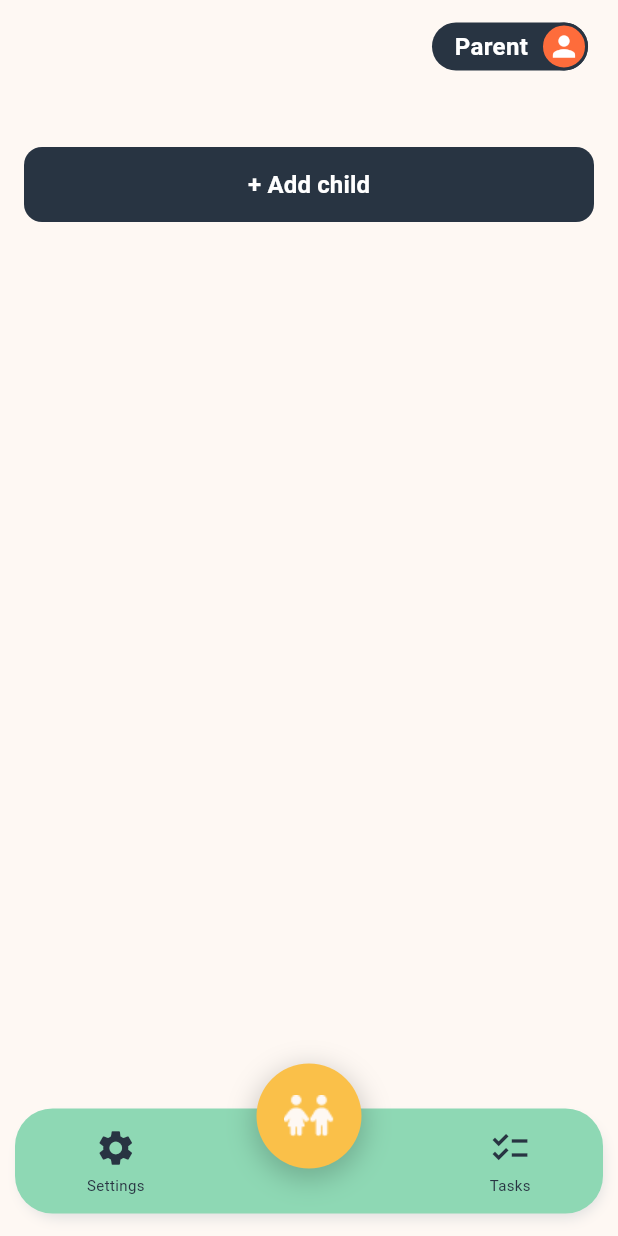
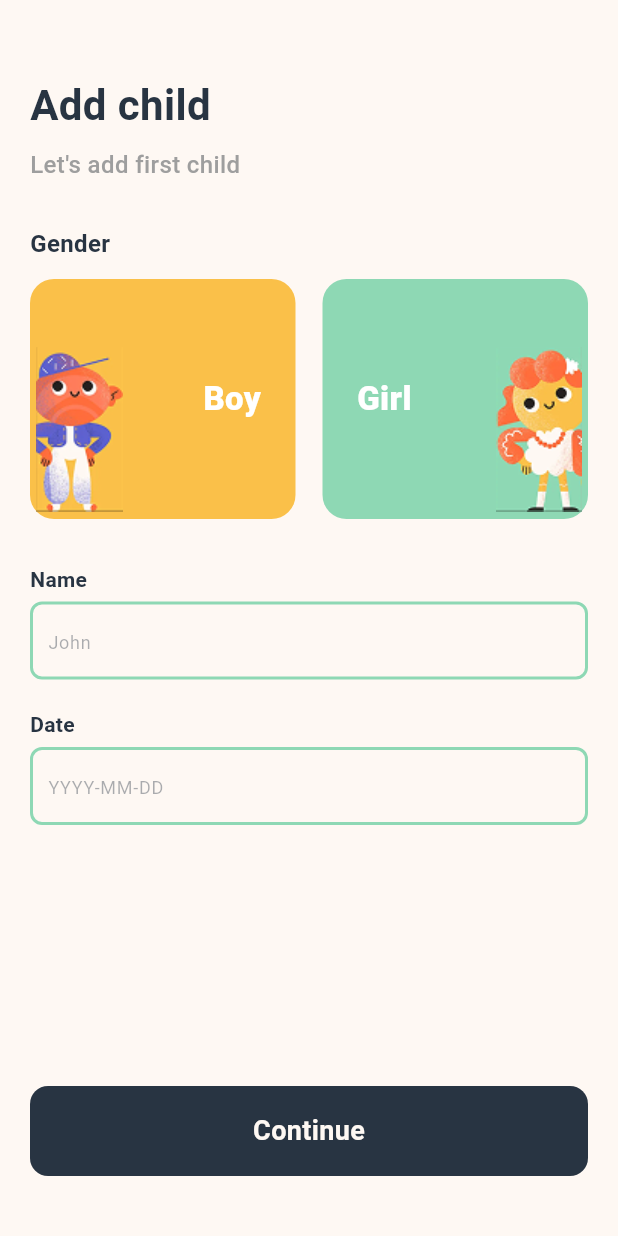
Before and after one commit to gara0xq/Noname-name, a Flutter app: the MainScreen screen opened by its route, after a tap on "+ Add child", on a phone screen of 412 x 824 dp. Run offline on Flutter 3.47's test engine with Material 3 defaults, Android fonts, the phone set to English and light mode, and no system bars; our stand-ins replace auto_size_text, dio, flutter_svg, get, share_plus, shared_preferences; missing offline and left inert: aes256; accounts and stored records are empty; network calls fail.

Commit message:
implement add child functionality with form validation and gender selection editing the navigation path after authentication

```diff
--- /dev/null
+++ b/lib/features/home/view/screens/add_child_screen.dart
@@ -0,0 +1,185 @@
+import 'package:flutter/material.dart';
+import 'package:get/get.dart';
+import '../../../../core/constants/app_colors.dart';
+import '../../controller/add_child_controller.dart';
+import '../../../auth/view/widget/custom_input_field.dart';
+import '../widgets/gender_selection_card.dart';
+
+class AddChildScreen extends StatelessWidget {
+  final bool showSkipButton;
+
+  AddChildScreen({super.key, bool? showSkipButton})
+    : showSkipButton =
+          showSkipButton ??
+          (Get.arguments != null && Get.arguments['showSkipButton'] == true);
+
+  @override
+  Widget build(BuildContext context) {
+    final controller = Get.put(AddChildController());
+
+    return Scaffold(
+      backgroundColor: AppColors.beigeBackground,
+      body: SafeArea(
+        child: SingleChildScrollView(
+          child: Container(
+            height:
+                MediaQuery.of(context).size.height -
+                MediaQuery.of(context).padding.top,
+            padding: const EdgeInsets.symmetric(horizontal: 20, vertical: 10),
+            child: Column(
+              crossAxisAlignment: CrossAxisAlignment.start,
+              children: [
+                if (showSkipButton)
+                  Align(
+                    alignment: Alignment.centerRight,
+                    child: TextButton(
+                      onPressed: () {
+                        Get.offAllNamed("/main");
+                      },
+                      child: const Text(
+                        "Skip",
+                        style: TextStyle(
+                          fontSize: 16,
+                          fontWeight: FontWeight.w600,
+                          color: AppColors.darkPrimary,
+                        ),
+                      ),
+                    ),
+                  )
+                else
+                  const SizedBox(height: 20),
+                const SizedBox(height: 20),
+                const Text(
+                  "Add child",
+                  style: TextStyle(
+                    fontWeight: FontWeight.bold,
+                    fontSize: 28,
+                    color: AppColors.darkPrimary,
+                  ),
+                ),
+                const SizedBox(height: 8),
+                const Text(
+                  "Let's add first child",
+                  style: TextStyle(
+                    fontSize: 16,
+                    color: Colors.grey,
+                    fontWeight: FontWeight.w500,
+                  ),
+                ),
+                const SizedBox(height: 30),
+
+                const Text(
+                  "Gender",
+                  style: TextStyle(
+                    fontSize: 16,
+                    fontWeight: FontWeight.w600,
+                    color: AppColors.darkPrimary,
+                  ),
+                ),
+                const SizedBox(height: 12),
+
+                Obx(
+                  () => Row(
+                    spacing: 18,
+                    children: [
+                      GenderSelectionCard(
+                        gender: 'male',
+                        label: 'Boy',
+                        color: AppColors.primaryOrange,
+                        imagePath: 'assets/images/boy.png',
+                        isSelected: controller.selectedGender.value == 'male',
+                        onTap: () => controller.selectGender('male'),
+                      ),
+                      GenderSelectionCard(
+                        gender: 'female',
+                        label: 'Girl',
+                        color: AppColors.primaryGreen,
+                        imagePath: 'assets/images/girl.png',
+                        isSelected:
+                            controller.selectedGender.value == 'female',
+                        onTap: () => controller.selectGender('female'),
+                      ),
+                    ],
+                  ),
+                ),
+
+                const SizedBox(height: 30),
+
+                Form(
+                  key: controller.formKey,
+                  child: Column(
+                    spacing: 20,
+                    children: [
+                      CustomInputField(
+                        title: "Name",
+                        controller: controller.nameController,
+                        hint: "John",
+                        validator: (value) {
+                          if (value == null || value.isEmpty) {
+                            return 'Name is required';
+                          }
+                          return null;
+                        },
+                      ),
+                      GestureDetector(
+                        onTap: () => controller.selectBirthDate(context),
+                        child: AbsorbPointer(
+                          child: CustomInputField(
+                            title: "Date",
+                            controller: controller.birthDateController,
+                            hint: "YYYY-MM-DD",
+                            validator: (value) {
+                              if (value == null || value.isEmpty) {
+                                return 'Birth date is required';
+                              }
+                              return null;
+                            },
+                          ),
+                        ),
+                      ),
+                    ],
+                  ),
+                ),
+
+                const Spacer(),
+
+                Obx(
+                  () => InkWell(
+                    onTap: controller.isLoading.value
+                        ? null
+                        : () => controller.addChild(
+                            navigateToMain: showSkipButton,
+                          ),
+                    child: Container(
+                      width: double.infinity,
+                      height: 60,
+                      alignment: Alignment.center,
+                      decoration: BoxDecoration(
+                        color: AppColors.darkPrimary,
+                        borderRadius: BorderRadius.circular(12),
+                      ),
+                      child: controller.isLoading.value
+                          ? const CircularProgressIndicator(
+                              color: AppColors.beigeBackground,
+                            )
+                          : const Text(
+                              "Continue",
+                              style: TextStyle(
+                                color: AppColors.beigeBackground,
+                                fontWeight: FontWeight.bold,
+                                fontSize: 18,
+                              ),
+                            ),
+                    ),
+                  ),
+                ),
+
+                const SizedBox(height: 30),
+              ],
+            ),
+          ),
+        ),
+      ),
+    );
+  }
+}
--- a/lib/features/home/view/widgets/add_child_button.dart
+++ b/lib/features/home/view/widgets/add_child_button.dart
@@ -1,7 +1,8 @@
 import 'dart:developer';
-
 import 'package:flutter/material.dart';
+import 'package:get/get.dart';
 import '../../../../core/constants/app_colors.dart';
+import '../screens/add_child_screen.dart';
 
 class AddChildButton extends StatelessWidget {
   const AddChildButton({super.key});
@@ -14,6 +15,7 @@ class AddChildButton extends StatelessWidget {
       child: ElevatedButton(
         onPressed: () {
           log('Add Child Pressed');
+          Get.to(() =>  AddChildScreen(showSkipButton: false));
         },
         style: ElevatedButton.styleFrom(
           backgroundColor: AppColors.darkPrimary,
--- /dev/null
+++ b/lib/features/home/view/widgets/gender_selection_card.dart
@@ -0,0 +1,91 @@
+import 'package:flutter/material.dart';
+import 'package:testss/core/constants/app_colors.dart';
+
+class GenderSelectionCard extends StatelessWidget {
+  final String gender;
+  final String label;
+  final Color color;
+  final String imagePath;
+  final bool isSelected;
+  final VoidCallback onTap;
+
+  const GenderSelectionCard({
+    super.key,
+    required this.gender,
+    required this.label,
+    required this.color,
+    required this.imagePath,
+    required this.isSelected,
+    required this.onTap,
+  });
+
+  @override
+  Widget build(BuildContext context) {
+    return Expanded(
+      child: InkWell(
+        onTap: onTap,
+        borderRadius: BorderRadius.circular(16),
+        child: Container(
+          height: 160,
+          decoration: BoxDecoration(
+            color: color,
+            borderRadius: BorderRadius.circular(16),
+            border: Border.all(
+              color: isSelected ? AppColors.taskCardYellow : Colors.transparent,
+              width: 3,
+            ),
+            boxShadow: isSelected
+                ? [
+                    BoxShadow(
+                      color: AppColors.taskCardYellow.withOpacity(0.4),
+                      blurRadius: 10,
+                      offset: const Offset(0, 4),
+                    ),
+                  ]
+                : [],
+          ),
+          child: Stack(
+            children: [
+              Positioned(
+                bottom: 2,
+                left: gender == 'male' ? 1 : null,
+                right: gender == 'female' ? 1 : null,
+                child: Image.asset(
+                  imagePath,
+                  height: 110,
+                  fit: BoxFit.contain,
+                  errorBuilder: (context, error, stackTrace) {
+                    return Icon(
+                      gender == 'male' ? Icons.boy : Icons.girl,
+                      size: 60,
+                      color: Colors.white.withOpacity(0.5),
+                    );
+                  },
+                ),
+              ),
+              Positioned(
+                top: 0,
+                bottom: 0,
+                right: gender == 'male' ? 20 : null,
+                left: gender == 'female' ? 20 : null,
+                child: Column(
+                  mainAxisAlignment: MainAxisAlignment.center,
+                  children: [
+                    Text(
+                      label,
+                      style: const TextStyle(
+                        fontSize: 22,
+                        fontWeight: FontWeight.w900,
+                        color: Colors.white,
+                      ),
+                    ),
+                  ],
+                ),
+              ),
+            ],
+          ),
+        ),
+      ),
+    );
+  }
+}
--- a/lib/main.dart
+++ b/lib/main.dart
@@ -7,6 +7,7 @@ import 'features/auth/view/screens/signup_screen.dart';
 import 'features/auth/view/screens/splash_screen.dart';
 import 'features/auth/view/screens/welcome_screen.dart';
 import 'features/home/view/screens/main_screen.dart';
+import 'features/home/view/screens/add_child_screen.dart';
 
 void main() {
   runApp(const MyApp());
@@ -29,6 +30,7 @@ class MyApp extends StatelessWidget {
         GetPage(name: "/signup", page: () => SignupScreen()),
         GetPage(name: "/continue_signup", page: () => ContinueSignupScreen()),
         GetPage(name: "/main", page: () => MainScreen()),
+        GetPage(name: "/add_child", page: () => AddChildScreen()),
       ],
     );
   }
```
Also changed, not shown: lib/features/auth/controller/auth_controller.dart (+29 -1 lines), lib/features/home/controller/add_child_controller.dart (added, +121 -0 lines).
